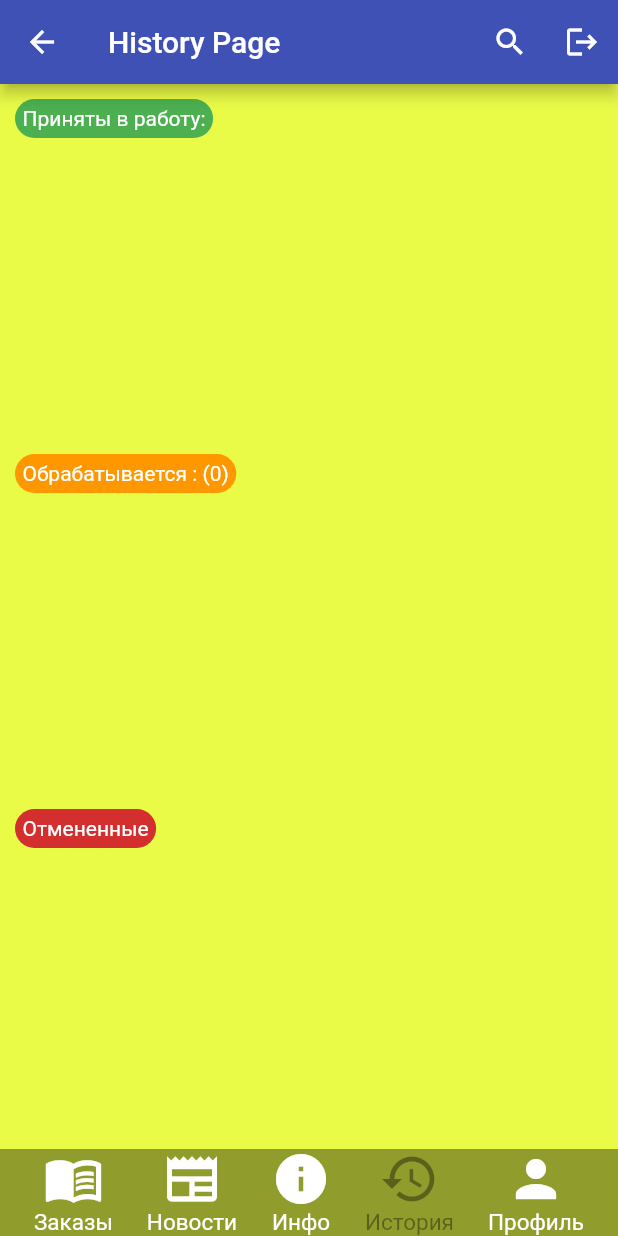
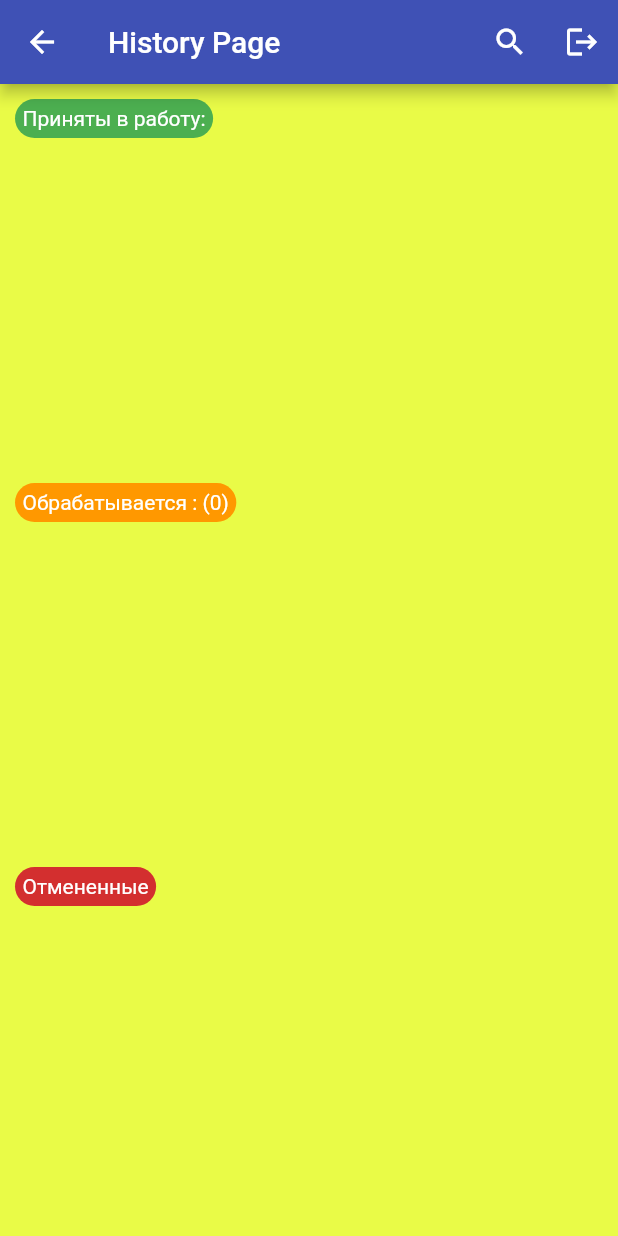
Before and after one commit to 1gnoramus/all_logistics, a Flutter app: the HistoryPage screen opened by its route, on a phone screen of 412 x 824 dp. Run offline on Flutter 3.47's test engine with Material 2 defaults, Android fonts, the light colour scheme and no system bars; our stand-ins replace cloud_firestore, firebase_auth, firebase_core, flutter_spinkit, geocoding, geolocator and 1 more; accounts and stored records are empty.

Commit message:
fix BottomNavBar

```diff
--- a/lib/components/bottom_data.dart
+++ b/lib/components/bottom_data.dart
@@ -6,72 +6,117 @@ import 'package:all_log/main_pages/profile_page.dart';
 import 'package:flutter/material.dart';
 import 'constants.dart';
 
-class BottomPanelWidget extends StatelessWidget {
-  BottomPanelWidget(this.clickedButton);
-
-  final String clickedButton;
+class BottomNavBar extends StatefulWidget {
 
   @override
+  State<BottomNavBar> createState() => _BottomNavBarState();
+}
+
+class _BottomNavBarState extends State<BottomNavBar> {
+
+
+  int selectedIndex = 0;
+
+  Widget getBody()  {
+    if(selectedIndex == 0) {
+      return OrderPage();
+    } else if(selectedIndex==1) {
+      return NewsPage();
+    } else if(selectedIndex==2) {
+      return InfoPage();
+    }else if(selectedIndex==3) {
+      return HistoryPage();
+    }else {
+      return ProfilePage();
+    }
+  }
+
+  void onTapHandler(int index)  {
+    setState(() {      getBody;
+
+      selectedIndex = index;
+    });
+
+  }
+  @override
   Widget build(BuildContext context) {
-    return Container(
-      color: Colors.black38,
-      child: Row(
-        mainAxisAlignment: MainAxisAlignment.spaceEvenly,
-        crossAxisAlignment: CrossAxisAlignment.center,
-        children: [
-          GestureDetector(
-            onTap: () {
-              Navigator.pushNamed(context, OrderPage.id);
-            },
-            child: ItemContent(
-                icon: Icons.menu_book,
-                title: 'Заказы',
-                isClicked: clickedButton == 'Orders' ? true : false),
-          ),
-          GestureDetector(
-            onTap: () {
-              Navigator.pushNamed(
-                context,
-                NewsPage.id,
-              );
-            },
-            child: ItemContent(
-              icon: Icons.newspaper,
-              title: 'Новости',
-              isClicked: clickedButton == 'News' ? true : false,
-            ),
-          ),
-          GestureDetector(
-              onTap: () {
-                Navigator.pushNamed(context, InfoPage.id);
-              },
-              child: ItemContent(
-                  icon: Icons.info,
-                  title: 'Инфо',
-                  isClicked: clickedButton == 'Info' ? true : false)),
-          GestureDetector(
-            onTap: () {
-              Navigator.pushNamed(context, HistoryPage.id);
-            },
-            child: ItemContent(
-                icon: Icons.history,
-                title: 'История',
-                isClicked: clickedButton == 'History' ? true : false),
-          ),
-          GestureDetector(
-            onTap: () {
-              Navigator.pushNamed(context, ProfilePage.id);
-            },
-            child: ItemContent(
-                icon: Icons.person,
-                title: 'Профиль',
-                isClicked: clickedButton == 'Profile' ? true : false),
-          ),
+     return BottomNavigationBar(
+      selectedItemColor: Color(0xFFE9FB47),
+      currentIndex: selectedIndex,
+      onTap: onTapHandler,
+        items: [
+          BottomNavigationBarItem(icon: Icon(Icons.home), label: 'Заказы', ),
+          BottomNavigationBarItem(icon: Icon(Icons.newspaper), label: 'Новости'),
+          BottomNavigationBarItem(
+              icon: Icon(Icons.info), label: 'Инфо'),
+                        BottomNavigationBarItem(icon: Icon(Icons.history), label: 'История'),
+          BottomNavigationBarItem(
+              icon: Icon(Icons.perm_identity), label: 'Профиль'),
         ],
-      ),
-    );
+      );
   }
 }
+
+
+
+    // Container(
+    //   color: Colors.black38,
+    //   child: Row(
+    //     mainAxisAlignment: MainAxisAlignment.spaceEvenly,
+    //     crossAxisAlignment: CrossAxisAlignment.center,
+    //     children: [
+    //       GestureDetector(
+    //         onTap: () {
+    //           Navigator.pushNamed(context, OrderPage.id);
+    //         },
+    //         child: ItemContent(
+    //             icon: Icons.menu_book,
+    //             title: 'Заказы',
+    //             isClicked: clickedButton == 'Orders' ? true : false),
+    //       ),
+    //       GestureDetector(
+    //         onTap: () {
+    //           Navigator.pushNamed(
+    //             context,
+    //             NewsPage.id,
+    //           );
+    //         },
+    //         child: ItemContent(
+    //           icon: Icons.newspaper,
+    //           title: 'Новости',
+    //           isClicked: clickedButton == 'News' ? true : false,
+    //         ),
+    //       ),
+    //       GestureDetector(
+    //           onTap: () {
+    //             Navigator.pushNamed(context, InfoPage.id);
+    //           },
+    //           child: ItemContent(
+    //               icon: Icons.info,
+    //               title: 'Инфо',
+    //               isClicked: clickedButton == 'Info' ? true : false)),
+    //       GestureDetector(
+    //         onTap: () {
+    //           Navigator.pushNamed(context, HistoryPage.id);
+    //         },
+    //         child: ItemContent(
+    //             icon: Icons.history,
+    //             title: 'История',
+    //             isClicked: clickedButton == 'History' ? true : false),
+    //       ),
+    //       GestureDetector(
+    //         onTap: () {
+    //           Navigator.pushNamed(context, ProfilePage.id);
+    //         },
+    //         child: ItemContent(
+    //             icon: Icons.person,
+    //             title: 'Профиль',
+    //             isClicked: clickedButton == 'Profile' ? true : false),
+    //       ),
+    //     ],
+    //   ),
+    // );
+
 
 class ItemContent extends StatelessWidget {
   ItemContent(
--- a/lib/main_pages/history_page.dart
+++ b/lib/main_pages/history_page.dart
@@ -68,7 +68,6 @@ class _HistoryPageState extends State<HistoryPage> {
               ],
             ),
           ),
-          BottomPanelWidget('History')
         ],
       ),
     );
--- a/lib/main_pages/info_page.dart
+++ b/lib/main_pages/info_page.dart
@@ -139,7 +139,6 @@ class _InfoPageState extends State<InfoPage> {
               ),
             ),
           ),
-          BottomPanelWidget('Info')
         ],
       ),
     );
--- a/lib/main_pages/new_order_page.dart
+++ b/lib/main_pages/new_order_page.dart
@@ -160,7 +160,6 @@ class _NewOrderPageState extends State<NewOrderPage> {
               ],
             ),
           ),
-          BottomPanelWidget('Orders'),
         ],
       ),
     );
--- a/lib/main_pages/news_page.dart
+++ b/lib/main_pages/news_page.dart
@@ -196,7 +196,6 @@ class _NewsPageState extends State<NewsPage> {
               ),
             ),
           ),
-          BottomPanelWidget('News'),
         ],
       ),
     );
--- a/lib/main_pages/order_page.dart
+++ b/lib/main_pages/order_page.dart
@@ -68,9 +68,11 @@ class _OrderPageState extends State<OrderPage> {
   @override
   Widget build(BuildContext context) {
     updateLocation(Provider.of<OrderData>(context).userInfo);
+int _currentIndex = 0;
 
     return Scaffold(
       resizeToAvoidBottomInset: false,
+      bottomNavigationBar: BottomNavBar(),
       appBar: AppBar(
         backgroundColor: Colors.indigo,
         actions: [
@@ -200,7 +202,6 @@ class _OrderPageState extends State<OrderPage> {
               ),
             ),
           ),
-          BottomPanelWidget('Orders'),
           // FloatingActionButton(onPressed: floatBut),
         ],
       ),
--- a/lib/main_pages/profile_page.dart
+++ b/lib/main_pages/profile_page.dart
@@ -171,7 +171,6 @@ class _ProfilePageState extends State<ProfilePage> {
               ),
             ]),
           ),
-          BottomPanelWidget('Profile')
         ],
       ),
     );
```
Also changed, not shown: flutter_02.png (added), pubspec.lock.
